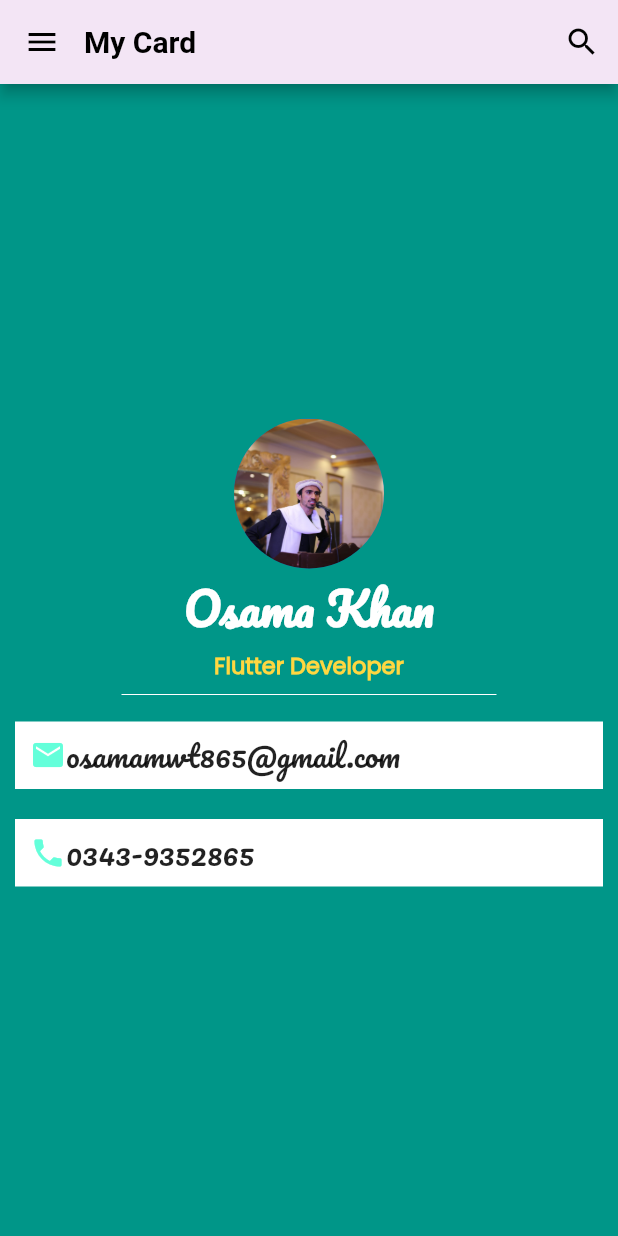
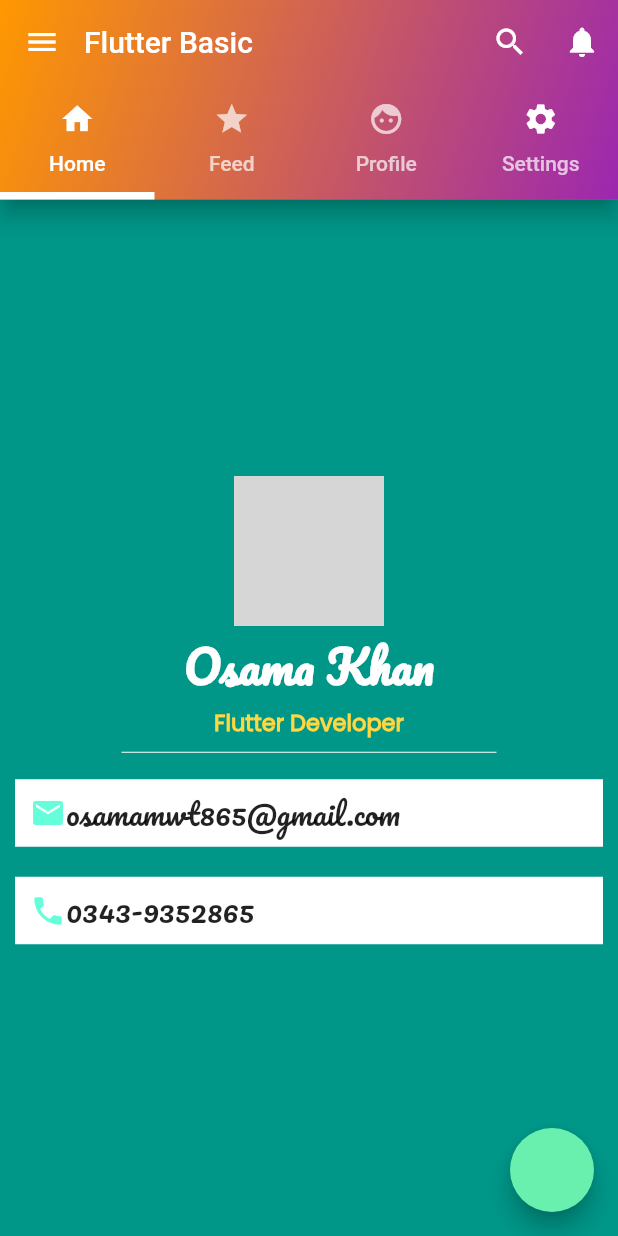
Before and after one commit to OsamaKhanMarwat/Flutter, a Flutter app: the screen it shows after launch, on a phone screen of 412 x 824 dp. Run offline on Flutter 3.47's test engine with Material 2 defaults, Android fonts, the phone set to English and light mode, and no system bars; grey boxes are pictures that could not be loaded.

Commit message:
Update main.dart

```diff
--- a/lib/main.dart
+++ b/lib/main.dart
@@ -1,44 +1,17 @@
 import 'package:flutter/material.dart';
 
 void main() {
-  runApp(MyCard());
+  runApp(const MyApp());
 }
 
-class MyCard extends StatelessWidget {
-  const MyCard({Key? key}) : super(key: key);
+class MyApp extends StatelessWidget {
+  const MyApp({Key? key}) : super(key: key);
 
   @override
-  Widget build(BuildContext context) {
-    return MaterialApp(
+  Widget build(BuildContext context) => DefaultTabController(
+        length: 4,
+        child: MaterialApp(
           home: Scaffold(
-        appBar: AppBar(
-          titleSpacing: 0.0,
-          backgroundColor: Colors.purple[50],
-          // ignore: prefer_const_constructors
-          title: Text(
-            'My Card',
-            style: TextStyle(fontWeight: FontWeight.bold, color: Colors.black),
-          ),
-          // centerTitle: true,
-          leading: IconButton(
-            // ignore: prefer_const_constructors
-            icon: Icon(
-              Icons.menu,
-              color: Colors.black,
-            ),
-            onPressed: () {},
-          ),
-          actions: [
-            IconButton(
-              onPressed: () {},
-              // ignore: prefer_const_constructors
-              icon: Icon(
-                Icons.search,
-                color: Colors.black,
-              ),
-            ),
-          ],
-        ),
             body: SafeArea(
               child: Column(
                 mainAxisAlignment: MainAxisAlignment.center,
@@ -49,7 +22,7 @@ class MyCard extends StatelessWidget {
                     radius: 50.0,
                     // backgroundColor: Colors.teal,
                     // ignore: prefer_const_constructors
-                backgroundImage: AssetImage('images/PIC.jpg'),
+                    backgroundImage: AssetImage('images/PIC.jpeg'),
                   ),
                   // ignore: prefer_const_constructors
                   Text(
@@ -78,7 +51,8 @@ class MyCard extends StatelessWidget {
                   ),
                   // ignore: avoid_unnecessary_containers
                   Container(
-                padding: EdgeInsets.symmetric(horizontal: 10.0, vertical: 5.0),
+                    padding:
+                        EdgeInsets.symmetric(horizontal: 10.0, vertical: 5.0),
                     color: Colors.white,
                     margin: EdgeInsets.all(10.0),
                     child: Row(
@@ -100,7 +74,8 @@ class MyCard extends StatelessWidget {
                     ),
                   ),
                   Container(
-                padding: EdgeInsets.symmetric(horizontal: 10.0, vertical: 5.0),
+                    padding:
+                        EdgeInsets.symmetric(horizontal: 10.0, vertical: 5.0),
                     color: Colors.white,
                     margin: EdgeInsets.all(10.0),
                     child: Row(
@@ -125,7 +100,69 @@ class MyCard extends StatelessWidget {
               ),
             ),
             backgroundColor: Colors.teal,
+            appBar: AppBar(
+              title: const Text('Flutter Basic'),
+              // centerTitle: true,
+              titleSpacing: 0,
+              // backgroundColor: Color.fromARGB(255, 26, 36, 31),
+
+              leading: IconButton(
+                icon: const Icon(Icons.menu),
+                onPressed: () {},
+              ),
+              actions: [
+                IconButton(
+                  icon: const Icon(Icons.search),
+                  onPressed: () {},
+                ),
+                IconButton(
+                  icon: const Icon(Icons.notifications),
+                  onPressed: () {},
+                ),
+              ],
+              elevation: 6.0,
+              flexibleSpace: Container(
+                decoration: const BoxDecoration(
+                  gradient: LinearGradient(
+                    colors: [Colors.purple, Colors.orange],
+                    begin: Alignment.bottomRight,
+                    end: Alignment.topLeft,
+                  ),
+                ),
+              ),
+              bottom: const TabBar(
+                indicatorColor: Colors.white,
+                indicatorWeight: 5,
+                // indicatorPadding:EdgeInsets.all(10) ,
+                // indicatorSize: TabBarIndicatorSize.tab,
+                tabs: [
+                  Tab(
+                    icon: Icon(Icons.home),
+                    text: 'Home',
+                  ),
+                  Tab(
+                    icon: Icon(Icons.star),
+                    text: 'Feed',
+                  ),
+                  Tab(
+                    icon: Icon(Icons.face),
+                    text: 'Profile',
+                  ),
+                  Tab(
+                    icon: Icon(
+                      Icons.settings,
+                      color: Colors.white,
+                    ),
+                    text: 'Settings',
+                  ),
+                ],
+              ),
+            ),
+            floatingActionButton: FloatingActionButton(
+              backgroundColor: Colors.greenAccent,
+              onPressed: () {},
+            ),
+          ),
         ),
       );
 }
-}
```
Lines whose indentation alone changed are shown as unchanged.
